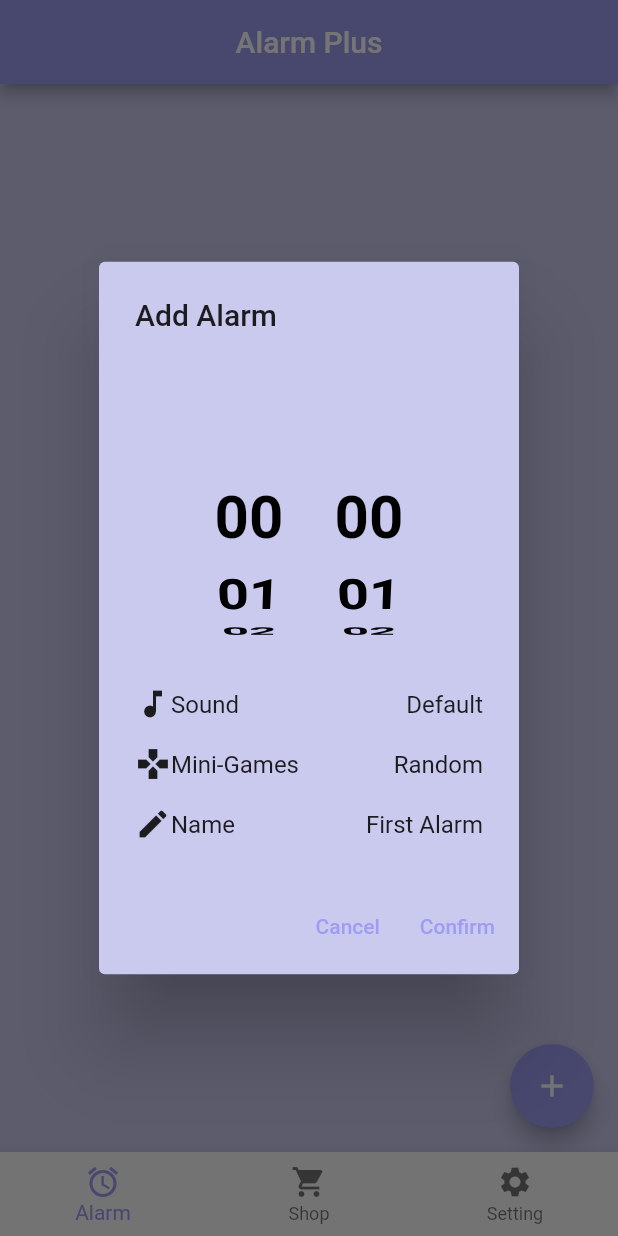
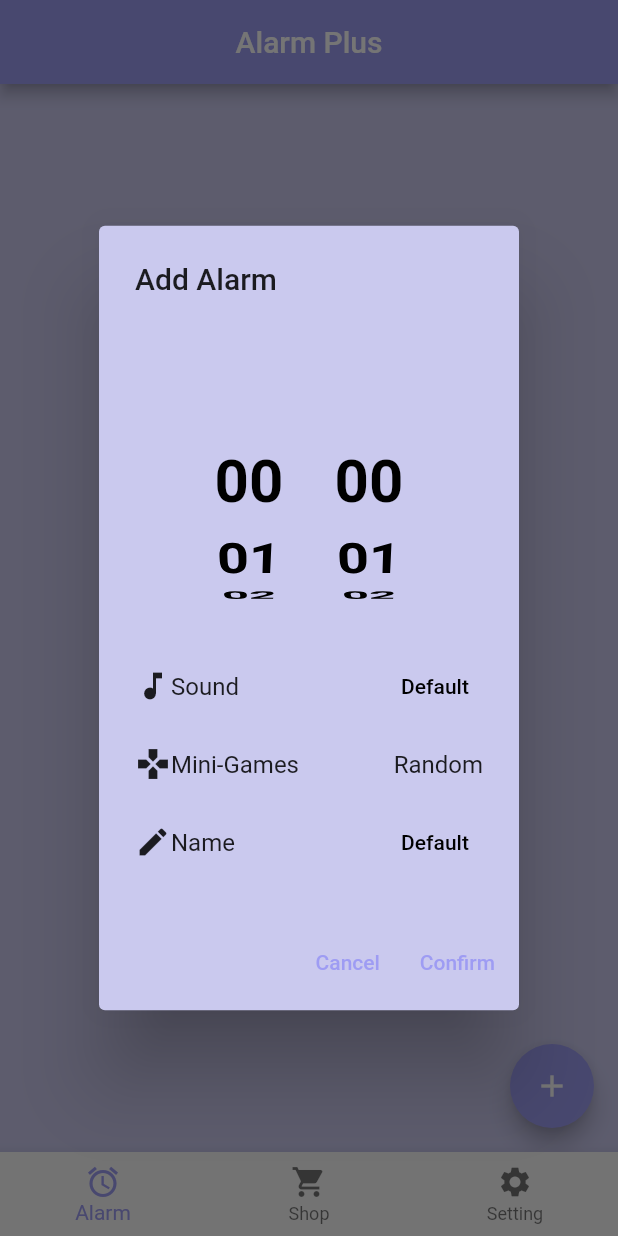
Before and after one commit to WachirananNot/AlarmPlus, a Flutter app: the screen it shows after launch, after a tap on the "add" icon, on a phone screen of 412 x 824 dp. Run offline on Flutter 3.47's test engine with Material 2 defaults, Android fonts, the phone set to English and light mode, and no system bars; our stand-ins replace audioplayers, awesome_notifications, lite_rolling_switch.

Commit message:
change text alarmname to textbutton when add alarm

```diff
--- a/lib/alarm_page.dart
+++ b/lib/alarm_page.dart
@@ -19,6 +19,7 @@ class _AlarmPageState extends State<AlarmPage> {
   String hour = "00";
   String minute = "00";
   String currentTime = "";
+  final nameController = TextEditingController();
 
   @override
   Widget build(BuildContext context) {
@@ -34,10 +35,13 @@ class _AlarmPageState extends State<AlarmPage> {
       setState(() {});
     }
 
+    void setNewName(String newName) {
+      nameController.text = "newName";
+    }
     // create notification on that time
 
     DateTime now = DateTime.now();
-
+    nameController.text = "Default";
     return Consumer<AlarmService>(
       builder: (_, alarmService, __) {
         return Scaffold(
@@ -161,7 +165,12 @@ class _AlarmPageState extends State<AlarmPage> {
                                       Text("Sound"),
                                     ],
                                   ),
-                                  const Text("Default")
+                                  TextButton(
+                                      onPressed: () {},
+                                      style: TextButton.styleFrom(
+                                        foregroundColor: Colors.black,
+                                      ),
+                                      child: const Text("Default"))
                                 ],
                               ),
                               const Padding(
@@ -191,7 +200,12 @@ class _AlarmPageState extends State<AlarmPage> {
                                       Text("Name"),
                                     ],
                                   ),
-                                  const Text("First Alarm")
+                                  TextButton(
+                                      onPressed: () {},
+                                      style: TextButton.styleFrom(
+                                        foregroundColor: Colors.black,
+                                      ),
+                                      child: Text(nameController.text)),
                                 ],
                               )
                             ]),
```
